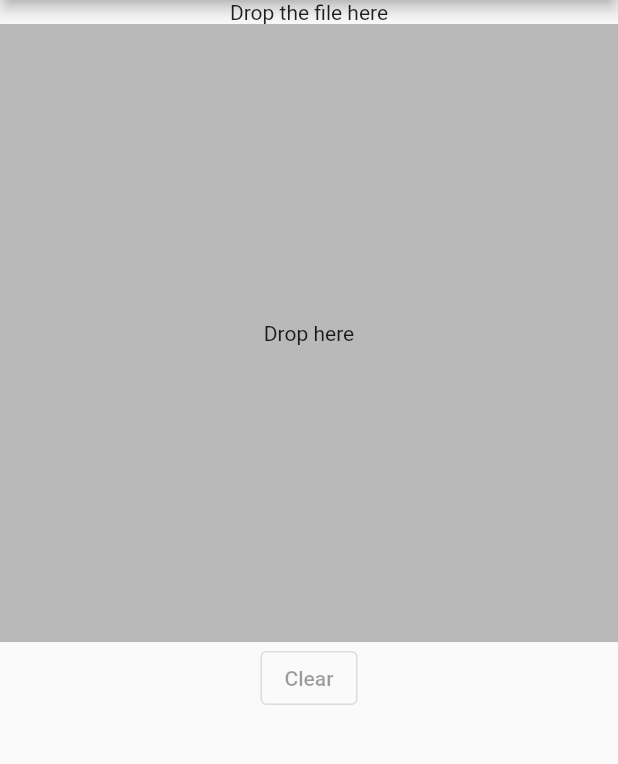
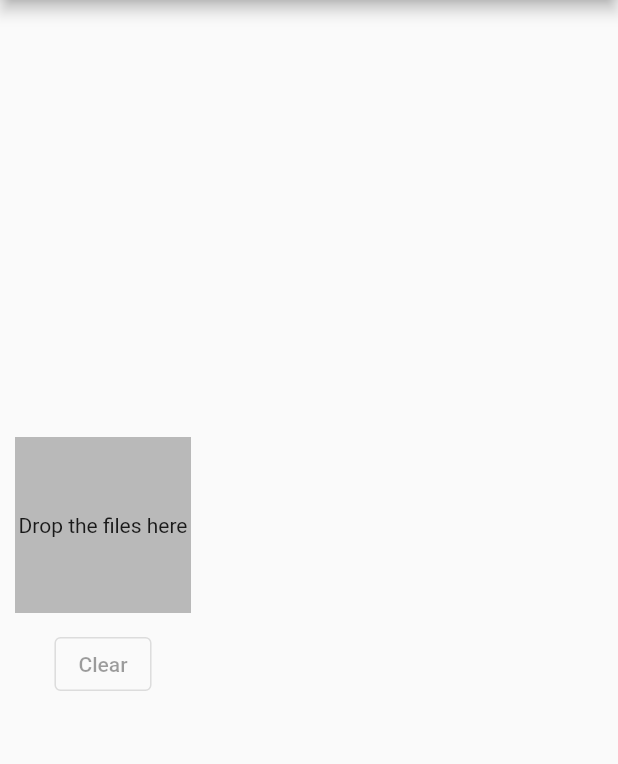
Before and after one commit to petewarrior/crc_checker, a Flutter app: the screen it shows after launch, on a phone screen of 412 x 824 dp, the part 84-848 px from its top. Run offline on Flutter 3.47's test engine with Material 2 defaults, Android fonts, the phone set to English and light mode, and no system bars; our stand-ins replace cross_file; missing offline and left inert: crclib, desktop_drop, window_manager.

Commit message:
change layout

```diff
--- a/lib/main.dart
+++ b/lib/main.dart
@@ -1,9 +1,37 @@
+import 'dart:io';
+
 import 'package:crclib/catalog.dart';
 import 'package:cross_file/cross_file.dart';
 import 'package:desktop_drop/desktop_drop.dart';
+import 'package:flutter/foundation.dart';
 import 'package:flutter/material.dart';
+import 'package:window_manager/window_manager.dart';
 
-void main() {
+void main() async {
+  WidgetsFlutterBinding.ensureInitialized();
+
+  if (!kIsWeb) {
+    // not running on the web!
+    if (Platform.isWindows || Platform.isIOS || Platform.isLinux) {
+      await windowManager.ensureInitialized();
+
+      WindowOptions windowOptions = const WindowOptions(
+        // size: Size(720, 540),
+        center: true,
+        fullScreen: false,
+        minimumSize: Size(720, 540),
+      );
+
+      windowManager.waitUntilReadyToShow(windowOptions, () async {
+        await windowManager.show();
+        await windowManager.focus();
+        // await windowManager.setAspectRatio(4 / 3);
+        await windowManager.setMaximizable(false);
+        await windowManager.setTitle("CRC Checker");
+      });
+    }
+  }
+
   runApp(const MyApp());
 }
 
@@ -14,7 +42,7 @@ class MyApp extends StatelessWidget {
   @override
   Widget build(BuildContext context) {
     return MaterialApp(
-      title: 'CRC Calculator',
+      title: 'CRC Checker',
       theme: ThemeData(
         primarySwatch: Colors.blue,
       ),
@@ -63,14 +91,19 @@ class _MyHomePageState extends State<MyHomePage> {
         // the App.build method, and use it to set our appbar title.
         title: Text(widget.title),
       ),
-      body: SingleChildScrollView(
+      body: Center(
+        child: Row(
+          children: [
+            Expanded(
+                child: Container(
+                    padding: const EdgeInsets.all(10),
                     child: Column(
                         mainAxisAlignment: MainAxisAlignment.center,
                         mainAxisSize: MainAxisSize.max,
                         children: [
-            const Text(
-              'Drop the file here',
-            ),
+                          // const Text(
+                          //   'Drop the file here',
+                          // ),
                           // Expanded(
                           //   child:
                           AspectRatio(
@@ -98,14 +131,12 @@ class _MyHomePageState extends State<MyHomePage> {
                                     color: _dragging
                                         ? Colors.blue.withOpacity(0.4)
                                         : Colors.black26,
-                      child: const Center(child: Text("Drop here")))),
+                                    child: const Center(
+                                        child: Text("Drop the files here")))),
                           ),
-            Column(
-              // shrinkWrap: true,
-              children: bars,
-              // )
-            ),
-            OutlinedButton(
+                          Container(
+                              margin: const EdgeInsets.all(10),
+                              child: OutlinedButton(
                                 onPressed: bars.isNotEmpty
                                     ? () {
                                         // Respond to button press
@@ -115,7 +146,16 @@ class _MyHomePageState extends State<MyHomePage> {
                                       }
                                     : null,
                                 child: const Text("Clear"),
-            )
+                              ))
+                        ]))),
+            Expanded(
+              flex: 2,
+              child: SingleChildScrollView(
+                child: Column(
+                  children: bars,
+                ),
+              ),
+            ),
           ],
         ),
       ),
--- a/pubspec.yaml
+++ b/pubspec.yaml
@@ -39,6 +39,7 @@ dependencies:
   crclib: ^3.0.0
   desktop_drop: ^0.3.3
   cross_file: ^0.3.3+2
+  window_manager: ^0.2.7
 
 dev_dependencies:
   flutter_test:
```
Also changed, not shown: pubspec.lock, 5 other files. Lines whose indentation alone changed are shown as unchanged.
